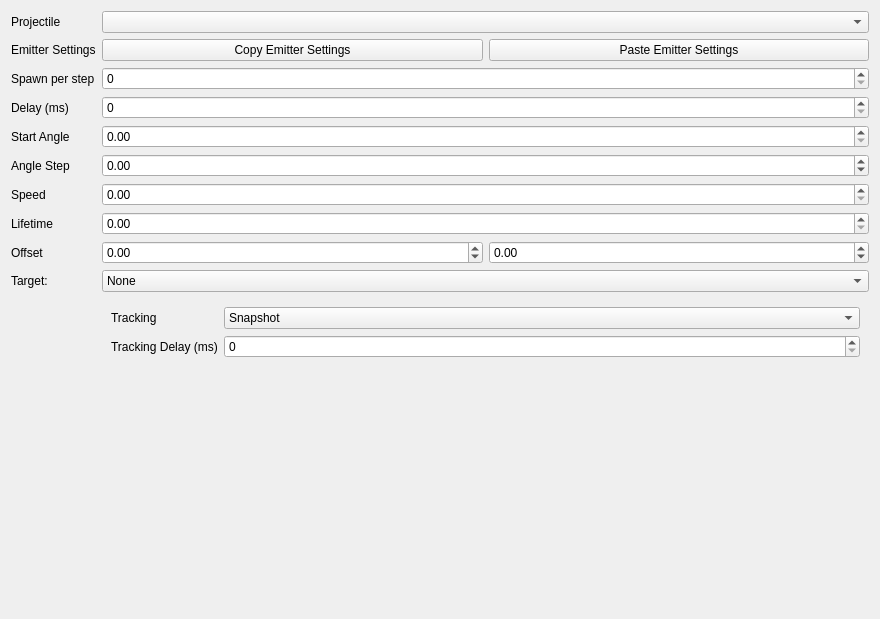
Above: tools/def_editor/ui/emittersettings.ui from aleios/SpaceProjectDreamcast before the change. Below: the same form after it.
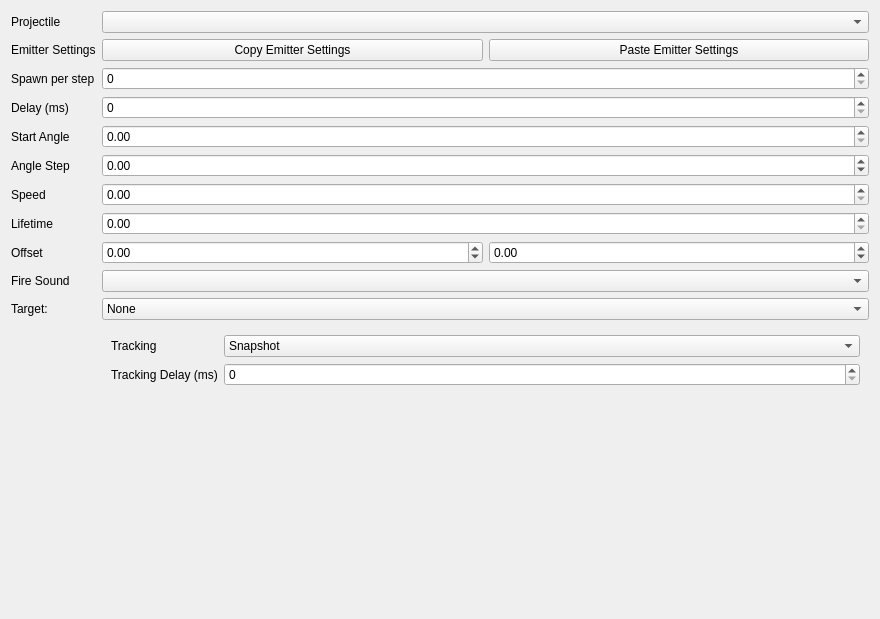
That is the form after the change. Custom widgets are drawn as their Qt base class.

Commit message: feat: Load music and sfx into editor feat: Comboboxes for music and sfx feat: Add ability to have sounds play for emitter fire, projectile hit, and collectable pickup. feat: Optional value proxy for combo boxes. fix: Check for valid key before loading sound effect.

Diff of the .ui file:
```diff
--- a/tools/def_editor/ui/emittersettings.ui
+++ b/tools/def_editor/ui/emittersettings.ui
@@ -170,14 +170,14 @@
      </item>
     </layout>
    </item>
-   <item row="9" column="0">
+   <item row="10" column="0">
     <widget class="QLabel" name="label_6">
      <property name="text">
       <string>Target:</string>
      </property>
     </widget>
    </item>
-   <item row="9" column="1">
+   <item row="10" column="1">
     <widget class="QComboBox" name="cbTarget">
      <property name="sizePolicy">
       <sizepolicy hsizetype="MinimumExpanding" vsizetype="Fixed">
@@ -202,7 +202,7 @@
      </item>
     </widget>
    </item>
-   <item row="10" column="1">
+   <item row="11" column="1">
     <widget class="QStackedWidget" name="targetStack">
      <property name="sizePolicy">
       <sizepolicy hsizetype="Preferred" vsizetype="Minimum">
@@ -278,6 +278,16 @@
      </widget>
     </widget>
    </item>
+   <item row="9" column="0">
+    <widget class="QLabel" name="label_13">
+     <property name="text">
+      <string>Fire Sound</string>
+     </property>
+    </widget>
+   </item>
+   <item row="9" column="1">
+    <widget class="QComboBox" name="cbFireSound"/>
+   </item>
   </layout>
  </widget>
  <customwidgets>
```
The commit also changes 48 other files.
